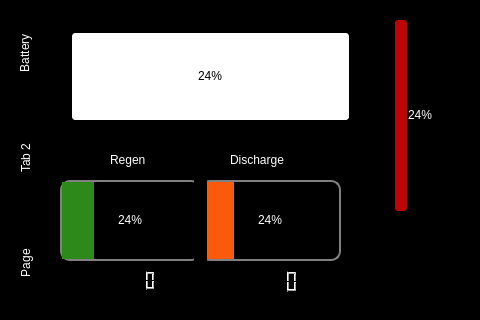
Above: mainwindow.ui from Kbrown555/HackPsu2017 before the change. Below: the same form after it.
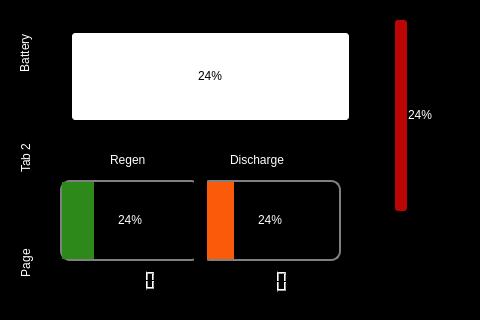
That is the form after the change. Icons and pictures are not drawn.

Commit message: SOC page initial complete

```diff
--- a/mainwindow.ui
+++ b/mainwindow.ui
@@ -260,12 +260,15 @@
      <widget class="QLCDNumber" name="dischargenum">
       <property name="geometry">
        <rect>
-        <x>190</x>
+        <x>180</x>
         <y>270</y>
         <width>64</width>
         <height>23</height>
        </rect>
       </property>
+      <property name="styleSheet">
+       <string notr="true"/>
+      </property>
      </widget>
      <zorder>label_3</zorder>
      <zorder>bat_out</zorder>
```
Left out of the diff: 5 changed lines with no effect on the pictures. The commit also changes 1 other file.
